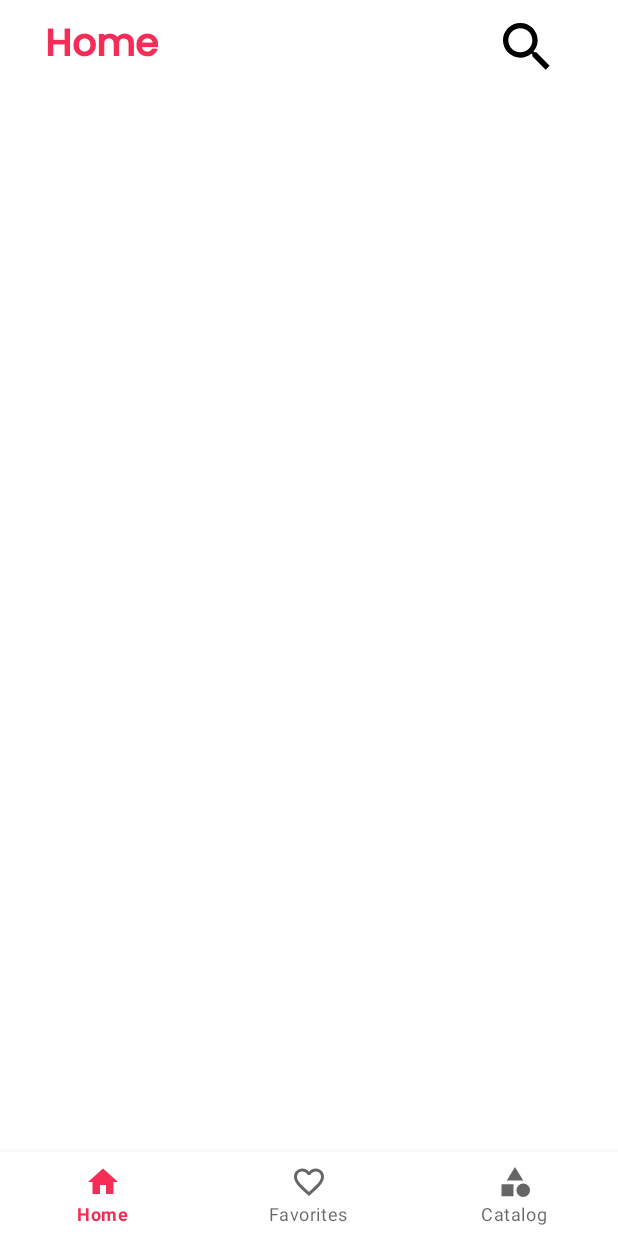
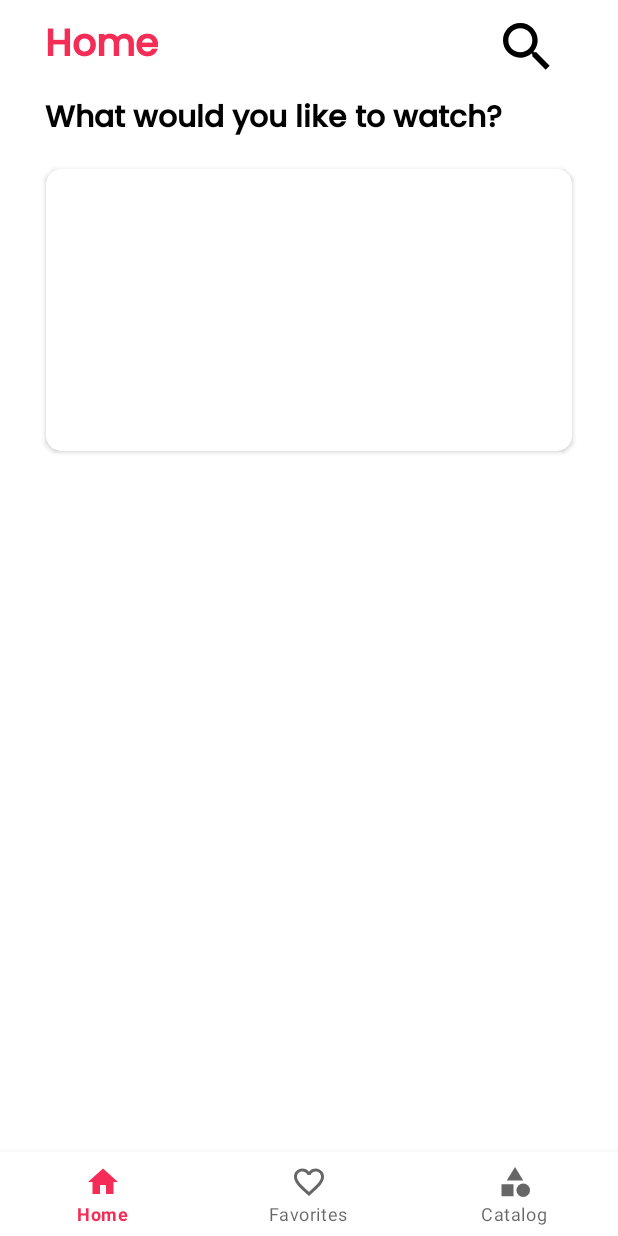
Before and after one commit to NurSoult/BeamApp, an Android app: the screen it shows after launch (MainActivity), on a phone screen of 412 x 824 dp. Run offline under Robolectric (Android 15) with nearby library versions, the phone set to English and light mode, and no system bars; our stand-ins replace navigation-ui.

Commit message:
add imgview, textview, cardview

```diff
--- a/app/src/main/res/layout/fragment_home.xml
+++ b/app/src/main/res/layout/fragment_home.xml
@@ -7,7 +7,7 @@
     tools:context=".HomeFragment">
 
 <LinearLayout
-    android:id="@+id/linear_header0"
+    android:id="@+id/linear_header"
     android:layout_width="match_parent"
     android:layout_height="wrap_content"
     android:layout_marginStart="30dp"
@@ -35,8 +35,40 @@
         android:layout_marginStart="230dp"
         android:scaleType="centerCrop"
         android:src="@drawable/ic_search"/>
-
-
 </LinearLayout>
 
+    <TextView
+        android:id="@+id/tv_would_like_to_watch"
+        android:layout_width="wrap_content"
+        android:layout_height="wrap_content"
+        android:layout_marginTop="10dp"
+        android:fontFamily="@font/myfont"
+        android:text="What would you like to watch?"
+        android:textColor="@color/black"
+        android:textSize="20sp"
+        android:textStyle="bold"
+        app:layout_constraintStart_toStartOf="@+id/linear_header"
+        app:layout_constraintTop_toBottomOf="@id/linear_header" />
+
+    <androidx.cardview.widget.CardView
+        android:id="@+id/random_film"
+        android:layout_width="match_parent"
+        android:layout_height="200dp"
+        android:layout_marginStart="25dp"
+        android:layout_marginTop="10dp"
+        android:layout_marginEnd="25dp"
+        android:elevation="2dp"
+        app:cardCornerRadius="10dp"
+        app:cardUseCompatPadding="true"
+        app:layout_constraintEnd_toEndOf="parent"
+        app:layout_constraintStart_toStartOf="parent"
+        app:layout_constraintTop_toBottomOf="@id/tv_would_like_to_watch">
+
+        <ImageView
+            android:id="@+id/img_random_film"
+            android:layout_width="match_parent"
+            android:layout_height="match_parent"
+            android:scaleType="centerCrop" />
+    </androidx.cardview.widget.CardView>
+
 </androidx.constraintlayout.widget.ConstraintLayout>
```
